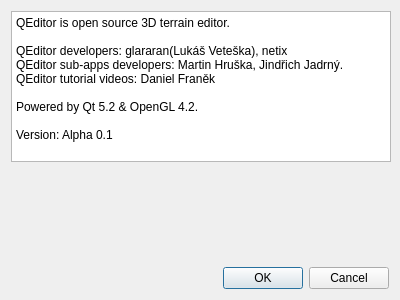
Before: the Qt Designer form src/ui/about.ui in glararan/QEditor, drawn with Qt 5.
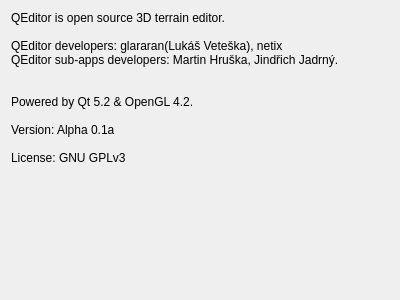
After: the same form once the commit is applied.

Commit message:
[46] Alpha 0.1a
- GNU GPLv3 license
- Camera tool (in development)
- Czech/English translation
- Fixed Windows Integration
- Log only in Release
- Added ActionIsInDevelopment, Brush is not ready yet
- New Brush editing terrain algorithms
- Wireframe colors, discarded black background
- 8K screenshot in Test action

The edit to the form file:
```diff
--- a/src/ui/about.ui
+++ b/src/ui/about.ui
@@ -29,26 +29,22 @@
    <item>
     <layout class="QGridLayout" name="gridLayout">
      <item row="0" column="0">
-      <widget class="QPlainTextEdit" name="plainTextEdit">
-       <property name="minimumSize">
-        <size>
-         <width>380</width>
-         <height>150</height>
-        </size>
+      <widget class="QLabel" name="label">
+       <property name="locale">
+        <locale language="Czech" country="CzechRepublic"/>
        </property>
-       <property name="readOnly">
-        <bool>true</bool>
-       </property>
-       <property name="plainText">
+       <property name="text">
         <string>QEditor is open source 3D terrain editor.
 
 QEditor developers: glararan(Lukáš Veteška), netix
 QEditor sub-apps developers: Martin Hruška, Jindřich Jadrný.
-QEditor tutorial videos: Daniel Franěk
+
 
 Powered by Qt 5.2 &amp; OpenGL 4.2.
 
-Version: Alpha 0.1</string>
+Version: Alpha 0.1a
+
+License: GNU GPLv3</string>
        </property>
       </widget>
      </item>
@@ -67,16 +63,6 @@
      </property>
     </spacer>
    </item>
-   <item>
-    <widget class="QDialogButtonBox" name="buttonBox">
-     <property name="orientation">
-      <enum>Qt::Horizontal</enum>
-     </property>
-     <property name="standardButtons">
-      <set>QDialogButtonBox::Cancel|QDialogButtonBox::Ok</set>
-     </property>
-    </widget>
-   </item>
   </layout>
  </widget>
  <resources/>
```
Left out of the diff: 38 changed lines with no effect on the pictures. The commit also changes 122 other files.
